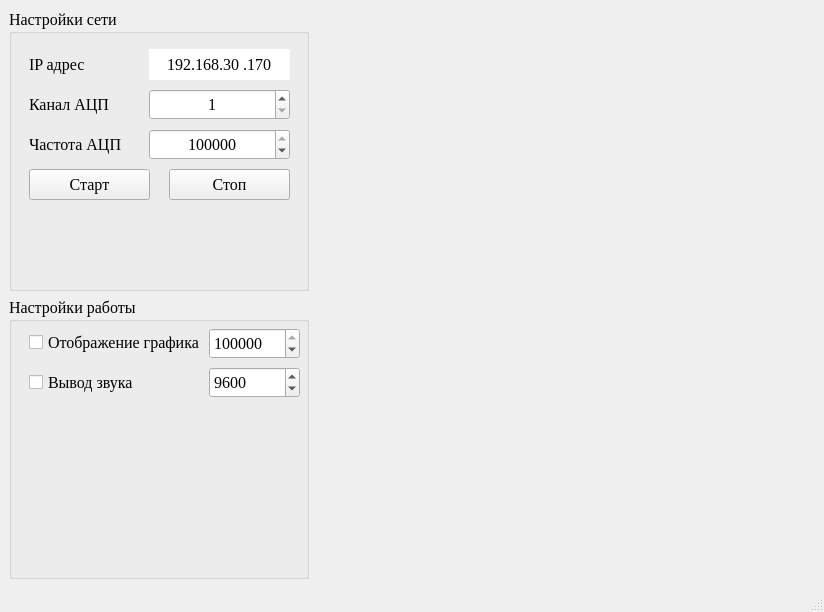
Old version of the form mainwindow.ui in the repository konmax1/GamAudio.
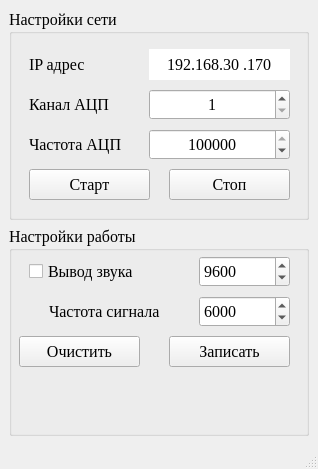
New version of the form. Custom widgets are drawn as their Qt base class.

What changed in the file:
```diff
--- a/mainwindow.ui
+++ b/mainwindow.ui
@@ -6,8 +6,8 @@
    <rect>
     <x>0</x>
     <y>0</y>
-    <width>824</width>
-    <height>612</height>
+    <width>318</width>
+    <height>469</height>
    </rect>
   </property>
   <property name="font">
@@ -188,24 +188,11 @@
       <property name="title">
        <string>Настройки работы</string>
       </property>
-      <widget class="QCheckBox" name="checkBoxCharts">
-       <property name="geometry">
-        <rect>
-         <x>20</x>
-         <y>30</y>
-         <width>171</width>
-         <height>31</height>
-        </rect>
-       </property>
-       <property name="text">
-        <string>Отображение графика</string>
-       </property>
-      </widget>
       <widget class="QCheckBox" name="checkBox_Audio">
        <property name="geometry">
         <rect>
          <x>20</x>
-         <y>70</y>
+         <y>30</y>
          <width>131</width>
          <height>31</height>
         </rect>
@@ -214,42 +201,11 @@
         <string>Вывод звука</string>
        </property>
       </widget>
-      <widget class="QSpinBox" name="spinBoxLenCharts">
-       <property name="geometry">
-        <rect>
-         <x>200</x>
-         <y>31</y>
-         <width>91</width>
-         <height>31</height>
-        </rect>
-       </property>
-       <property name="suffix">
-        <string/>
-       </property>
-       <property name="prefix">
-        <string comment="12" extracomment="12"/>
-       </property>
-       <property name="minimum">
-        <number>1</number>
-       </property>
-       <property name="maximum">
-        <number>1000000</number>
-       </property>
-       <property name="singleStep">
-        <number>10000</number>
-       </property>
-       <property name="value">
-        <number>300000</number>
-       </property>
-       <property name="displayIntegerBase">
-        <number>10</number>
-       </property>
-      </widget>
       <widget class="QSpinBox" name="spinBoxFreqAudio">
        <property name="geometry">
         <rect>
-         <x>200</x>
-         <y>70</y>
+         <x>190</x>
+         <y>30</y>
          <width>91</width>
          <height>31</height>
         </rect>
@@ -276,22 +232,76 @@
         <number>10</number>
        </property>
       </widget>
-     </widget>
-    </item>
-    <item row="0" column="1" rowspan="2">
-     <widget class="ChartView" name="charts_templ">
-      <property name="minimumSize">
-       <size>
-        <width>500</width>
-        <height>400</height>
-       </size>
-      </property>
-      <property name="frameShape">
-       <enum>QFrame::NoFrame</enum>
-      </property>
-      <property name="frameShadow">
-       <enum>QFrame::Raised</enum>
-      </property>
+      <widget class="QSpinBox" name="spinBoxFreqSignal">
+       <property name="geometry">
+        <rect>
+         <x>190</x>
+         <y>70</y>
+         <width>91</width>
+         <height>31</height>
+        </rect>
+       </property>
+       <property name="suffix">
+        <string/>
+       </property>
+       <property name="prefix">
+        <string comment="12" extracomment="12"/>
+       </property>
+       <property name="minimum">
+        <number>1</number>
+       </property>
+       <property name="maximum">
+        <number>10000</number>
+       </property>
+       <property name="singleStep">
+        <number>100</number>
+       </property>
+       <property name="value">
+        <number>6000</number>
+       </property>
+       <property name="displayIntegerBase">
+        <number>10</number>
+       </property>
+      </widget>
+      <widget class="QLabel" name="labelFreq_2">
+       <property name="geometry">
+        <rect>
+         <x>40</x>
+         <y>70</y>
+         <width>121</width>
+         <height>31</height>
+        </rect>
+       </property>
+       <property name="text">
+        <string>Частота сигнала</string>
+       </property>
+      </widget>
+      <widget class="QPushButton" name="pushButtonFileClear">
+       <property name="geometry">
+        <rect>
+         <x>10</x>
+         <y>110</y>
+         <width>121</width>
+         <height>31</height>
+        </rect>
+       </property>
+       <property name="text">
+        <string>Очистить</string>
+       </property>
+      </widget>
+      <widget class="QPushButton" name="pushButtonFileWrite">
+       <property name="geometry">
+        <rect>
+         <x>160</x>
+         <y>110</y>
+         <width>121</width>
+         <height>31</height>
+        </rect>
+       </property>
+       <property name="text">
+        <string>Записать</string>
+       </property>
+      </widget>
      </widget>
     </item>
    </layout>
@@ -308,14 +318,6 @@
   </widget>
   <widget class="QStatusBar" name="statusbar"/>
  </widget>
- <customwidgets>
-  <customwidget>
-   <class>ChartView</class>
-   <extends>QFrame</extends>
-   <header location="global">MainWindow.h</header>
-   <container>1</container>
-  </customwidget>
- </customwidgets>
  <resources/>
  <connections/>
 </ui>
```
Left out of the diff: 2 changed lines with no effect on the pictures.
